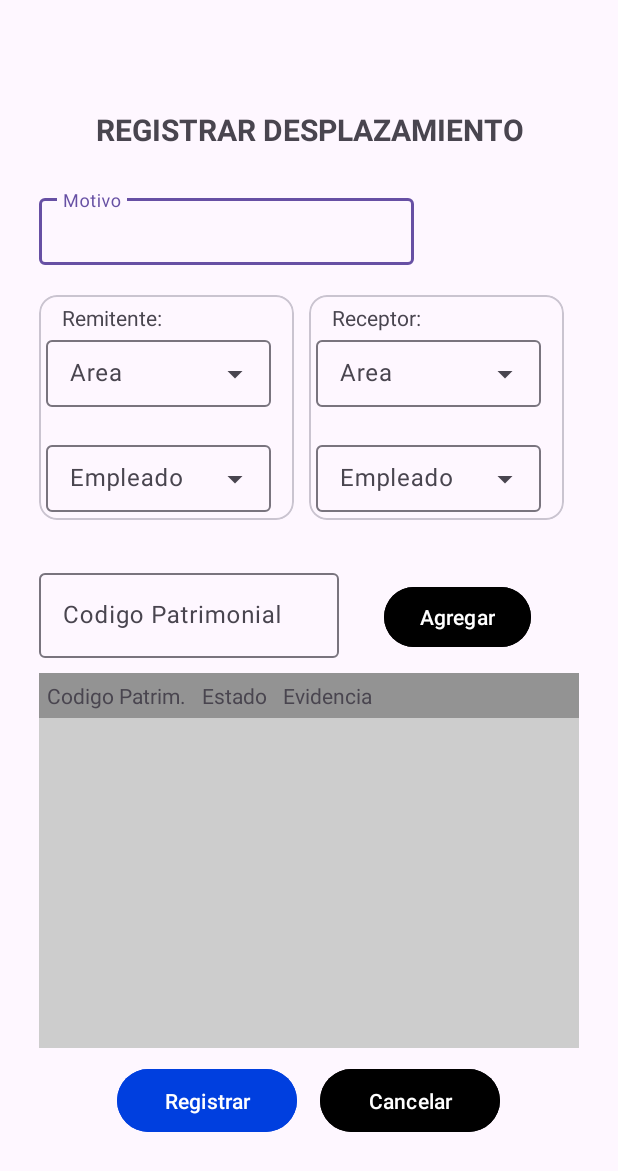
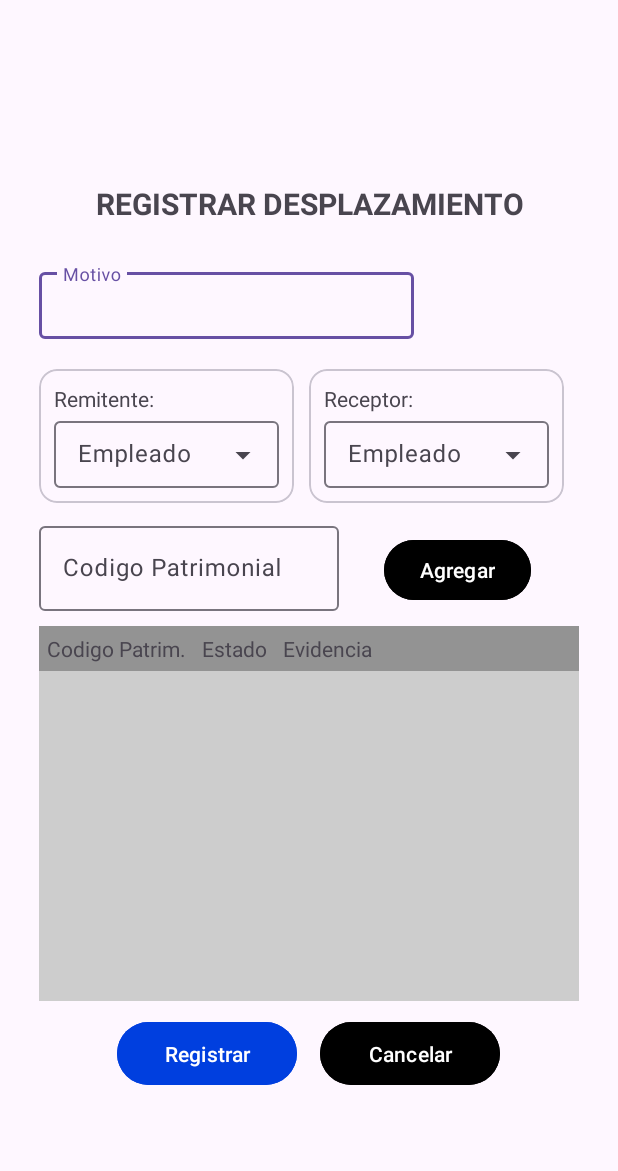
Before and after one commit to TheOne27k/GDIBPM-GRTC, an Android app: the DisplacementRegisterActivity screen opened directly, with no data from a screen before it, on a phone screen of 412 x 824 dp. Shown: the top 1171 px of the screen. Run offline under Robolectric (Android 15) with nearby library versions, the phone set to English and light mode, and no system bars.

Commit message:
update: modify design of activity_displacement_register.xml

```diff
--- a/app/src/main/res/layout/activity_displacement_register.xml
+++ b/app/src/main/res/layout/activity_displacement_register.xml
@@ -12,6 +12,10 @@
         android:gravity="center"
         android:textStyle="bold"
         android:textSize="20sp"/>
+    <ScrollView
+        android:layout_width="wrap_content"
+        android:layout_height="wrap_content"
+        android:layout_gravity="center_horizontal">
         <LinearLayout
             android:layout_width="wrap_content"
             android:layout_height="650dp"
@@ -26,94 +30,71 @@
                     android:hint="Motivo" />
             </com.google.android.material.textfield.TextInputLayout>
             <LinearLayout
+                android:layout_width="wrap_content"
+                android:layout_height="wrap_content"
+                android:layout_marginBottom="10dp">
+                <com.google.android.material.card.MaterialCardView
+                    android:layout_width="wrap_content"
+                    android:layout_height="wrap_content"
+                    android:layout_marginTop="20dp">
+
+                    <LinearLayout
                         android:layout_width="match_parent"
-            android:layout_height="200dp">
-            <com.google.android.material.card.MaterialCardView
-                android:layout_width="170dp"
-                android:layout_height="150dp"
-                android:layout_marginTop="20dp">
-                <TextView
-                    android:layout_width="80dp"
-                    android:layout_height="20dp"
-                    android:text="Remitente:"
-                    android:layout_marginTop="5dp"
-                    android:layout_marginLeft="15sp"
-                    />
-                <LinearLayout
-                    android:layout_width="160dp"
                         android:layout_height="match_parent"
                         android:orientation="vertical"
-                    android:gravity="center">
+                        android:layout_margin="10dp">
+
+                        <TextView
+                            android:layout_width="wrap_content"
+                            android:layout_height="wrap_content"
+                            android:text="Remitente:" />
+
                         <com.google.android.material.textfield.TextInputLayout
+                            style="@style/Widget.Material3.TextInputLayout.OutlinedBox.ExposedDropdownMenu"
                             android:layout_width="150dp"
                             android:layout_height="50dp"
-                        android:layout_marginTop="20dp"
-                        android:hint="Area"
-                        style="@style/Widget.Material3.TextInputLayout.OutlinedBox.ExposedDropdownMenu">
+                            android:hint="Empleado">
+
                             <AutoCompleteTextView
                                 android:layout_width="match_parent"
                                 android:layout_height="match_parent"
-                            android:inputType="none"
-                            />
-                    </com.google.android.material.textfield.TextInputLayout>
-                    <com.google.android.material.textfield.TextInputLayout
-                        android:layout_width="150dp"
-                        android:layout_height="50dp"
-                        android:layout_marginTop="20dp"
-                        android:hint="Empleado"
-                        style="@style/Widget.Material3.TextInputLayout.OutlinedBox.ExposedDropdownMenu">
-                        <AutoCompleteTextView
-                            android:layout_width="match_parent"
-                            android:layout_height="match_parent"
-                            android:inputType="none"
-                            />
+                                android:inputType="none" />
                         </com.google.android.material.textfield.TextInputLayout>
                     </LinearLayout>
                 </com.google.android.material.card.MaterialCardView>
                 <com.google.android.material.card.MaterialCardView
-                android:layout_width="170dp"
-                android:layout_height="150dp"
+                    android:layout_width="wrap_content"
+                    android:layout_height="wrap_content"
                     android:layout_marginTop="20dp"
                     android:layout_marginLeft="10dp">
-                <TextView
-                    android:layout_width="80dp"
-                    android:layout_height="20dp"
-                    android:text="Receptor:"
-                    android:layout_marginTop="5dp"
-                    android:layout_marginLeft="15sp"
-                    />
+
                     <LinearLayout
-                    android:layout_width="160dp"
+                        android:layout_width="match_parent"
                         android:layout_height="match_parent"
                         android:orientation="vertical"
-                    android:gravity="center">
+                        android:layout_margin="10dp"
+                        >
+
+                        <TextView
+                            android:layout_width="wrap_content"
+                            android:layout_height="wrap_content"
+                            android:text="Receptor:" />
+
                         <com.google.android.material.textfield.TextInputLayout
+                            style="@style/Widget.Material3.TextInputLayout.OutlinedBox.ExposedDropdownMenu"
                             android:layout_width="150dp"
                             android:layout_height="50dp"
-                        android:layout_marginTop="20dp"
-                        android:hint="Area"
-                        style="@style/Widget.Material3.TextInputLayout.OutlinedBox.ExposedDropdownMenu">
+                            android:hint="Empleado">
+
                             <AutoCompleteTextView
                                 android:layout_width="match_parent"
                                 android:layout_height="match_parent"
-                            android:inputType="none"
-                            />
-                    </com.google.android.material.textfield.TextInputLayout>
-                    <com.google.android.material.textfield.TextInputLayout
-                        android:layout_width="150dp"
-                        android:layout_height="50dp"
-                        android:layout_marginTop="20dp"
-                        android:hint="Empleado"
-                        style="@style/Widget.Material3.TextInputLayout.OutlinedBox.ExposedDropdownMenu">
-                        <AutoCompleteTextView
-                            android:layout_width="match_parent"
-                            android:layout_height="match_parent"
-                            android:inputType="none"
-                            />
+                                android:inputType="none" />
                         </com.google.android.material.textfield.TextInputLayout>
                     </LinearLayout>
                 </com.google.android.material.card.MaterialCardView>
             </LinearLayout>
+
             <LinearLayout
                 android:layout_width="wrap_content"
                 android:layout_height="wrap_content">
@@ -183,4 +164,6 @@
                     android:text="Cancelar" />
             </LinearLayout>
         </LinearLayout>
+    </ScrollView>
+
 </LinearLayout>
```
Lines whose indentation alone changed are shown as unchanged.
